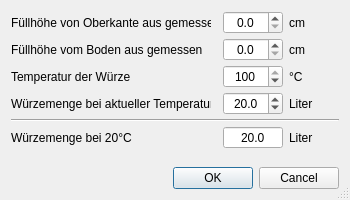
First picture: the form in kleiner-brauhelfer/dialogs/dlgvolumen.ui, repository kleiner-brauhelfer/kleiner-brauhelfer-2, before the edit.
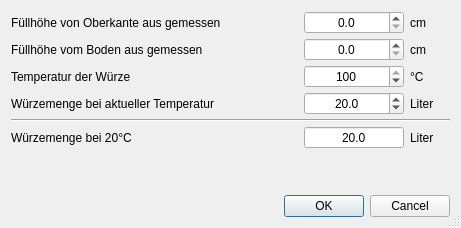
Second picture: the form after the edit. Custom widgets are drawn as their Qt base class.

```diff
--- a/kleiner-brauhelfer/dialogs/dlgvolumen.ui
+++ b/kleiner-brauhelfer/dialogs/dlgvolumen.ui
@@ -6,8 +6,8 @@
    <rect>
     <x>0</x>
     <y>0</y>
-    <width>350</width>
-    <height>200</height>
+    <width>461</width>
+    <height>228</height>
    </rect>
   </property>
   <property name="minimumSize">
@@ -42,18 +42,6 @@
    </item>
    <item row="5" column="3">
     <widget class="QLabel" name="label_22">
-     <property name="minimumSize">
-      <size>
-       <width>50</width>
-       <height>0</height>
-      </size>
-     </property>
-     <property name="maximumSize">
-      <size>
-       <width>50</width>
-       <height>16777215</height>
-      </size>
-     </property>
      <property name="text">
       <string>Liter</string>
      </property>
@@ -68,18 +56,6 @@
    </item>
    <item row="1" column="3">
     <widget class="QLabel" name="label_VonUntenEinheit">
-     <property name="minimumSize">
-      <size>
-       <width>50</width>
-       <height>0</height>
-      </size>
-     </property>
-     <property name="maximumSize">
-      <size>
-       <width>50</width>
-       <height>16777215</height>
-      </size>
-     </property>
      <property name="text">
       <string>cm</string>
      </property>
@@ -94,12 +70,6 @@
    </item>
    <item row="5" column="2">
     <widget class="DoubleSpinBox" name="spinBox_Liter20Grad">
-     <property name="minimumSize">
-      <size>
-       <width>60</width>
-       <height>0</height>
-      </size>
-     </property>
      <property name="toolTip">
       <string>&lt;html&gt;&lt;head/&gt;&lt;body&gt;&lt;p&gt;Umgerechnete Würzemenge bei 20°C.&lt;/p&gt;&lt;/body&gt;&lt;/html&gt;</string>
      </property>
@@ -131,18 +101,6 @@
    </item>
    <item row="2" column="3">
     <widget class="QLabel" name="label_20">
-     <property name="minimumSize">
-      <size>
-       <width>50</width>
-       <height>0</height>
-      </size>
-     </property>
-     <property name="maximumSize">
-      <size>
-       <width>50</width>
-       <height>16777215</height>
-      </size>
-     </property>
      <property name="text">
       <string>°C</string>
      </property>
@@ -150,12 +108,6 @@
    </item>
    <item row="2" column="2">
     <widget class="SpinBox" name="spinBox_Temperatur">
-     <property name="minimumSize">
-      <size>
-       <width>60</width>
-       <height>0</height>
-      </size>
-     </property>
      <property name="toolTip">
       <string>&lt;html&gt;&lt;head/&gt;&lt;body&gt;&lt;p&gt;Aktuelle Temperatur der Würze.&lt;/p&gt;&lt;/body&gt;&lt;/html&gt;</string>
      </property>
@@ -187,16 +139,10 @@
     <widget class="QLabel" name="label_VonObenEinheit">
      <property name="minimumSize">
       <size>
-       <width>50</width>
+       <width>40</width>
        <height>0</height>
       </size>
      </property>
-     <property name="maximumSize">
-      <size>
-       <width>50</width>
-       <height>16777215</height>
-      </size>
-     </property>
      <property name="text">
       <string>cm</string>
      </property>
@@ -211,18 +157,6 @@
    </item>
    <item row="3" column="3">
     <widget class="QLabel" name="label_18">
-     <property name="minimumSize">
-      <size>
-       <width>50</width>
-       <height>0</height>
-      </size>
-     </property>
-     <property name="maximumSize">
-      <size>
-       <width>50</width>
-       <height>16777215</height>
-      </size>
-     </property>
      <property name="text">
       <string>Liter</string>
      </property>
@@ -244,12 +178,6 @@
    </item>
    <item row="3" column="2">
     <widget class="DoubleSpinBox" name="spinBox_Liter">
-     <property name="minimumSize">
-      <size>
-       <width>60</width>
-       <height>0</height>
-      </size>
-     </property>
      <property name="toolTip">
       <string>&lt;html&gt;&lt;head/&gt;&lt;body&gt;&lt;p&gt;Direkte Eingabe der Würzemenge bei aktueller Temperatur.&lt;/p&gt;&lt;/body&gt;&lt;/html&gt;</string>
      </property>
@@ -273,24 +201,11 @@
      </property>
     </widget>
    </item>
-   <item row="2" column="1">
-    <spacer name="horizontalSpacer">
-     <property name="orientation">
-      <enum>Qt::Horizontal</enum>
-     </property>
-     <property name="sizeHint" stdset="0">
-      <size>
-       <width>40</width>
-       <height>20</height>
-      </size>
-     </property>
-    </spacer>
-   </item>
    <item row="0" column="2">
     <widget class="DoubleSpinBox" name="spinBox_VonOben">
      <property name="minimumSize">
       <size>
-       <width>60</width>
+       <width>100</width>
        <height>0</height>
       </size>
      </property>
@@ -313,12 +228,6 @@
    </item>
    <item row="1" column="2">
     <widget class="DoubleSpinBox" name="spinBox_VonUnten">
-     <property name="minimumSize">
-      <size>
-       <width>60</width>
-       <height>0</height>
-      </size>
-     </property>
      <property name="toolTip">
       <string>&lt;html&gt;&lt;head/&gt;&lt;body&gt;&lt;p&gt;Eingabe der Würzemenge über die Füllhöhe vom Boden bis zur Würzeoberfläche bei aktueller Temperatur.&lt;/p&gt;&lt;/body&gt;&lt;/html&gt;</string>
      </property>
@@ -336,6 +245,19 @@
      </property>
     </widget>
    </item>
+   <item row="0" column="1">
+    <spacer name="horizontalSpacer">
+     <property name="orientation">
+      <enum>Qt::Horizontal</enum>
+     </property>
+     <property name="sizeHint" stdset="0">
+      <size>
+       <width>40</width>
+       <height>20</height>
+      </size>
+     </property>
+    </spacer>
+   </item>
   </layout>
  </widget>
  <customwidgets>
```
